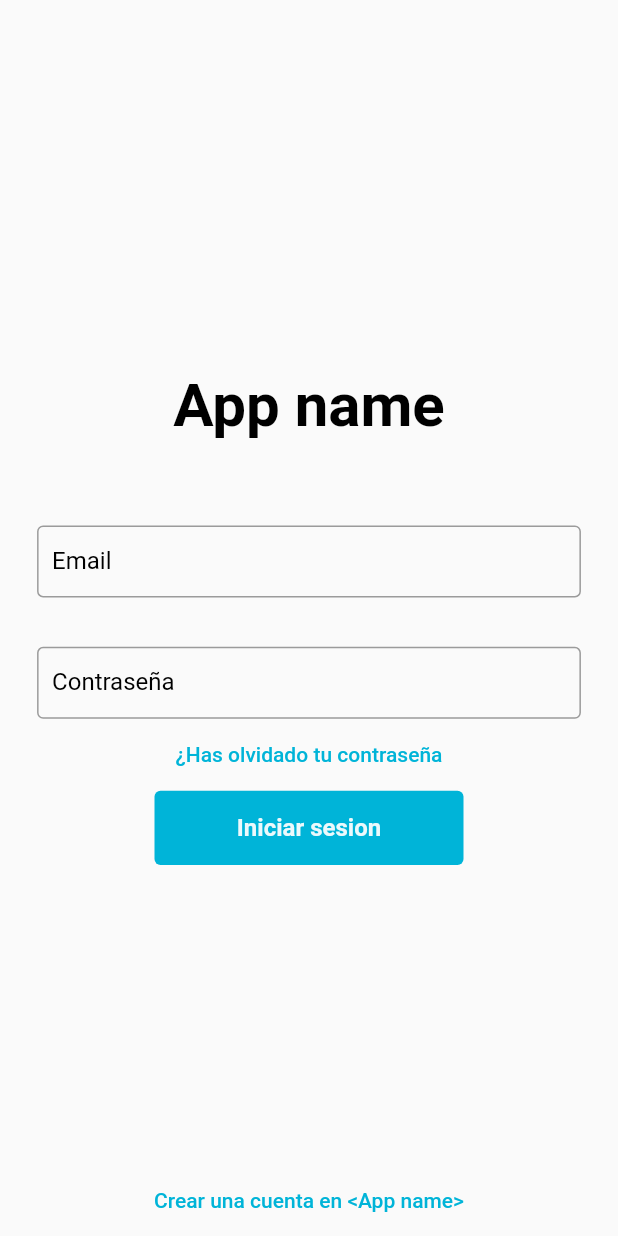
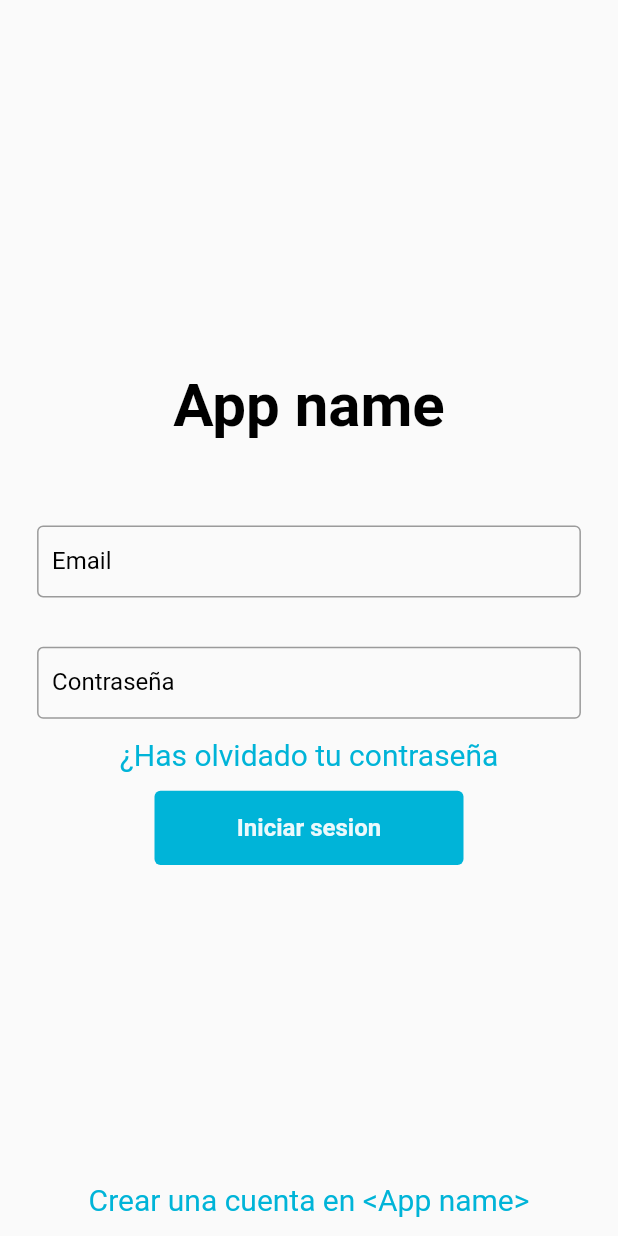
Before and after one commit to zequielpr/retos_recompensas_proyecto_final, a Flutter app: the screen it shows after launch, after a tap on "Continuar con usuario y contraseña", on a phone screen of 412 x 824 dp. Run offline on Flutter 3.47's test engine with Material 2 defaults, Android fonts, the phone set to English and light mode, and no system bars; our stand-ins replace auto_route, cloud_firestore, custom_navigation_bar, firebase_auth, firebase_core, firebase_messaging and 5 more; missing offline and left inert: firebase_auth_platform_interface, flutter_facebook_auth, flutter_statusbarcolor_ns; accounts and stored records are empty.

Commit message:
Estilo del textbutton cambiado

```diff
--- a/lib/MenuNavigatioBar/Inicio/Tutorado/Historial.dart
+++ b/lib/MenuNavigatioBar/Inicio/Tutorado/Historial.dart
@@ -126,7 +126,7 @@ class _HistorialState extends State<Historial> {
                               ),
                             ],
                           ),
-                          Text('Orde:', style: TextStyle(fontSize: 22)),
+                          Text('Orden:', style: TextStyle(fontSize: 22)),
                           const SizedBox(
                             height: 5.0,
                           ),
@@ -189,8 +189,6 @@ class _HistorialState extends State<Historial> {
                                       },
                                       child: const Text(
                                         "Cancelar",
-                                        style: TextStyle(
-                                            color: Colors.blue, fontSize: 25.0),
                                         textAlign: TextAlign.center,
                                       ),
                                     ),
@@ -211,8 +209,6 @@ class _HistorialState extends State<Historial> {
                                       },
                                       child: const Text(
                                         "OK",
-                                        style: TextStyle(
-                                            color: Colors.blue, fontSize: 25.0),
                                         textAlign: TextAlign.center,
                                       ),
                                     )
--- a/lib/MenuNavigatioBar/Inicio/Tutorado/InicioVistaTutorado.dart
+++ b/lib/MenuNavigatioBar/Inicio/Tutorado/InicioVistaTutorado.dart
@@ -287,7 +287,6 @@ class InicioVistaTutorado {
                       },
                       child: const Text(
                         "OK",
-                        style: TextStyle(color: Colors.blue, fontSize: 20.0),
                         textAlign: TextAlign.center,
                       ),
                     ),
--- a/lib/splashScreen.dart
+++ b/lib/splashScreen.dart
@@ -70,12 +70,16 @@ class splashScreen extends StatelessWidget {
       routerDelegate: _appRouter.delegate(),
       routeInformationParser: _appRouter.defaultRouteParser(),
       theme: ThemeData(
-        textButtonTheme: TextButtonThemeData(style: ButtonStyle(foregroundColor:  MaterialStateProperty.all(Colores.colorPrincipal))),
+          textButtonTheme: TextButtonThemeData(
+              style: ButtonStyle(
+                textStyle: MaterialStateProperty.all(TextStyle(fontSize: 20)),
+                  foregroundColor:
+                      MaterialStateProperty.all(Colores.colorPrincipal))),
           textTheme: const TextTheme(
               bodyText2: TextStyle(color: Colors.black, fontSize: 17),
               button: TextStyle(color: Colors.black)),
           inputDecorationTheme: InputDecorationTheme(
-            labelStyle: TextStyle(color: Colors.black),
+              labelStyle: TextStyle(color: Colors.black),
               contentPadding: EdgeInsets.all(10),
               border: OutlineInputBorder(
                 borderSide: BorderSide(
@@ -83,8 +87,8 @@ class splashScreen extends StatelessWidget {
                 ),
               ),
               focusedBorder: OutlineInputBorder(
-                borderSide:
-                    BorderSide(style: BorderStyle.solid, color: Colores.colorPrincipal),
+                borderSide: BorderSide(
+                    style: BorderStyle.solid, color: Colores.colorPrincipal),
               )),
           appBarTheme: const AppBarTheme(
             backgroundColor: Colors.white,
@@ -96,15 +100,16 @@ class splashScreen extends StatelessWidget {
           tabBarTheme: TabBarTheme(labelColor: Colors.black),
           elevatedButtonTheme: ElevatedButtonThemeData(
               style: ButtonStyle(
-                foregroundColor: MaterialStateProperty.all(Color.fromARGB(236,255,255,255)),
+                  foregroundColor: MaterialStateProperty.all(
+                      Color.fromARGB(236, 255, 255, 255)),
                   //foregroundColor: MaterialStateProperty.all(Colors.black26),
                   overlayColor: MaterialStateProperty.all(
                       const Color.fromARGB(165, 243, 241, 241)),
                   elevation: MaterialStateProperty.all(0),
-                  backgroundColor: MaterialStateProperty.all(Colores.colorPrincipal),
+                  backgroundColor:
+                      MaterialStateProperty.all(Colores.colorPrincipal),
                   textStyle: MaterialStateProperty.all(GoogleFonts.roboto(
-                      fontSize: 16,
-                      fontWeight: FontWeight.w700))))),
+                      fontSize: 16, fontWeight: FontWeight.w700))))),
     );
   }
 }
@@ -162,7 +167,7 @@ class _MyHomePageState extends State<MyHomePage> {
     FirebaseAuth.instance.authStateChanges().listen((User? user) async {
       if (user == null || user.emailVerified == false) {
         var datos = TransferirCollecion(CollecionUsuarios);
-        if (!mounted)return;
+        if (!mounted) return;
 
         context.router.replace(LoginRouter(args: datos));
       } else {
```
